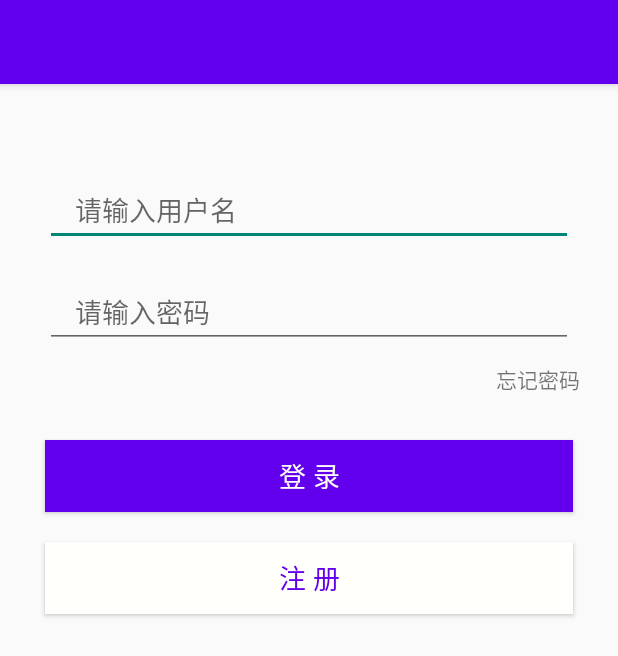
After one commit to sanae42/TrashCanApplication, an Android app: the LoginActivity screen opened directly, with no data from a screen before it, on a phone screen of 412 x 824 dp. The commit adds this screen. Shown: the top 656 px of the screen. Run offline under Robolectric (Android 15) with nearby library versions, the phone set to English and light mode, and no system bars.

Commit message:
1. add LoginActivity 2. introduce SharedPreferences

```diff
--- a/app/build.gradle
+++ b/app/build.gradle
@@ -81,6 +81,8 @@ dependencies {
     //图表插件
     //https://blog.csdn.net/qq_29848853/article/details/130868720
     implementation 'com.github.PhilJay:MPAndroidChart:v3.1.0'
-//CircleImageView
+    //CircleImageView
     implementation 'de.hdodenhof:circleimageview:3.0.0'
+    //PreferenceManager
+    implementation 'androidx.preference:preference:1.1.1'
 }
--- a/app/src/main/AndroidManifest.xml
+++ b/app/src/main/AndroidManifest.xml
@@ -22,9 +22,11 @@
         android:theme="@style/Theme.TrashCanApplication"
         tools:targetApi="31">
         <activity
+            android:name=".LoginActivity"
+            android:exported="false" />
+        <activity
             android:name=".TrashCanDetailActivity"
-            android:exported="false" />
-        <!-- 谷歌地图所需 -->
+            android:exported="false" /> <!-- 谷歌地图所需 -->
         <meta-data
             android:name="com.google.android.geo.API_KEY"
             android:value="${MAPS_API_KEY}" />
--- /dev/null
+++ b/app/src/main/java/com/example/trashcanapplication/LoginActivity.java
@@ -0,0 +1,28 @@
+package com.example.trashcanapplication;
+
+import androidx.appcompat.app.AppCompatActivity;
+import androidx.preference.PreferenceManager;
+
+import android.content.SharedPreferences;
+import android.os.Bundle;
+
+public class LoginActivity extends AppCompatActivity {
+
+    //sp数据库 存放应用设置状态
+    private SharedPreferences pref;
+    private SharedPreferences.Editor editor;
+
+    @Override
+    protected void onCreate(Bundle savedInstanceState) {
+        super.onCreate(savedInstanceState);
+        setContentView(R.layout.activity_login);
+
+        pref = PreferenceManager.getDefaultSharedPreferences(this);
+        editor = pref.edit();
+
+//        pref.getBoolean("backgroundNotification", true);
+//
+//        editor.putBoolean("backgroundNotification", true);
+//        editor.apply();
+    }
+}
--- a/app/src/main/java/com/example/trashcanapplication/MainActivity.java
+++ b/app/src/main/java/com/example/trashcanapplication/MainActivity.java
@@ -355,7 +355,7 @@ public class MainActivity extends AppCompatActivity implements OnMapReadyCallbac
             @Override
             public void onClick(View view) {
                 Intent intent = new Intent();
-                intent.setClass(getApplicationContext(), MapsActivity.class);
+                intent.setClass(getApplicationContext(), LoginActivity.class);
                 startActivity(intent);
             }
         });
--- /dev/null
+++ b/app/src/main/res/layout/activity_login.xml
@@ -0,0 +1,108 @@
+<?xml version="1.0" encoding="utf-8"?>
+<androidx.constraintlayout.widget.ConstraintLayout xmlns:android="http://schemas.android.com/apk/res/android"
+    xmlns:app="http://schemas.android.com/apk/res-auto"
+    xmlns:tools="http://schemas.android.com/tools"
+    android:layout_width="match_parent"
+    android:layout_height="match_parent"
+    tools:context=".LoginActivity">
+
+    <LinearLayout
+        android:layout_width="match_parent"
+        android:layout_height="match_parent"
+        android:orientation="vertical">
+        <com.google.android.material.appbar.AppBarLayout
+            android:layout_width="match_parent"
+            android:layout_height="wrap_content"
+            android:id="@+id/appBarLayout">
+            <androidx.appcompat.widget.Toolbar
+                app:layout_constraintStart_toStartOf="parent"
+                app:layout_constraintTop_toTopOf="parent"
+                android:id="@+id/toolbar"
+                android:layout_width="match_parent"
+                android:layout_height="?attr/actionBarSize"
+                android:background="?attr/colorPrimary"
+                android:theme="@style/ThemeOverlay.AppCompat.Dark.ActionBar"
+                app:popupTheme="@style/ThemeOverlay.AppCompat.Light">
+            </androidx.appcompat.widget.Toolbar>
+        </com.google.android.material.appbar.AppBarLayout>
+
+        <LinearLayout
+            android:layout_width="match_parent"
+            android:layout_height="wrap_content"
+            android:orientation="vertical">
+
+            <EditText
+                android:id="@+id/Username"
+                android:layout_width="match_parent"
+                android:layout_height="wrap_content"
+                android:layout_marginLeft="30dp"
+                android:layout_marginTop="60dp"
+                android:layout_marginRight="30dp"
+                android:layout_marginBottom="20dp"
+                android:ems="10"
+                android:hint="请输入用户名"
+                android:inputType="textPersonName"
+                android:paddingLeft="20dp"
+                android:paddingRight="20dp" />
+
+            <EditText
+                android:id="@+id/Password"
+                android:layout_width="match_parent"
+                android:layout_height="wrap_content"
+                android:layout_marginLeft="30dp"
+                android:layout_marginRight="30dp"
+                android:ems="10"
+                android:hint="请输入密码"
+                android:inputType="textPassword"
+                android:paddingLeft="20dp"
+                android:paddingRight="20dp" />
+
+
+            <TextView
+                android:id="@+id/Forgetpassword"
+                android:layout_width="wrap_content"
+                android:layout_height="wrap_content"
+                android:layout_gravity="right"
+                android:layout_marginTop="10dp"
+                android:layout_marginRight="25dp"
+                android:text="忘记密码" />
+        </LinearLayout>
+
+        <LinearLayout
+            android:layout_width="match_parent"
+            android:layout_height="match_parent"
+            android:orientation="vertical">
+
+            <Button
+                android:id="@+id/Sign_in"
+                android:layout_width="match_parent"
+                android:layout_height="wrap_content"
+                android:layout_marginLeft="30dp"
+                android:layout_marginTop="30dp"
+                android:layout_marginRight="30dp"
+                android:layout_marginBottom="20dp"
+                android:background="?attr/colorPrimary"
+                android:text="登 录"
+                android:textColor="#FFFFFB"
+                android:textSize="18sp" />
+
+            <Button
+                android:id="@+id/Sign_up"
+                android:layout_width="match_parent"
+                android:layout_height="wrap_content"
+                android:layout_marginLeft="30dp"
+                android:layout_marginRight="30dp"
+                android:background="#FFFFFB"
+                android:text="注 册"
+                android:textColor="?attr/colorPrimary"
+                android:textSize="18sp" />
+
+
+        </LinearLayout>
+
+    </LinearLayout>
+
+
+
+
+</androidx.constraintlayout.widget.ConstraintLayout>
```
